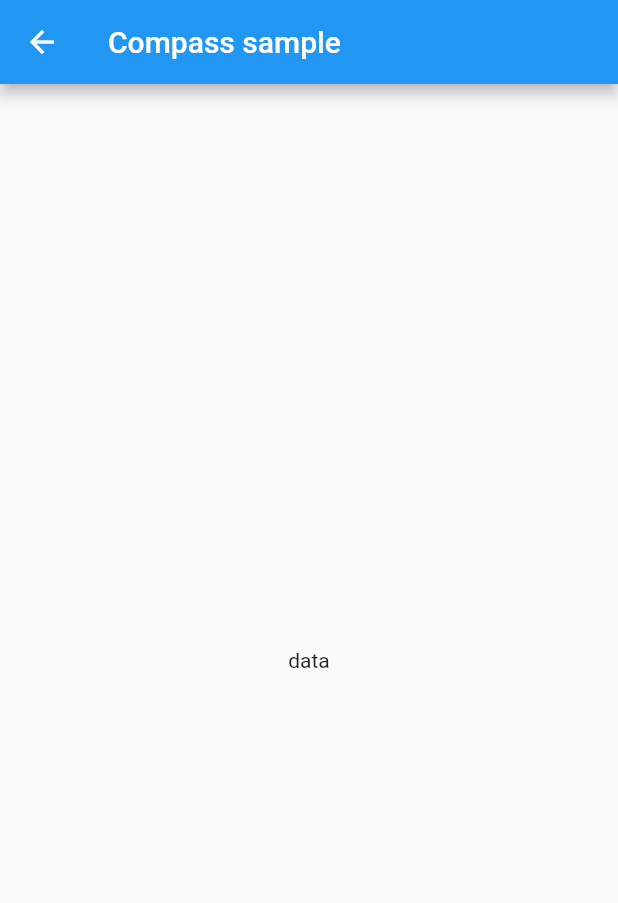
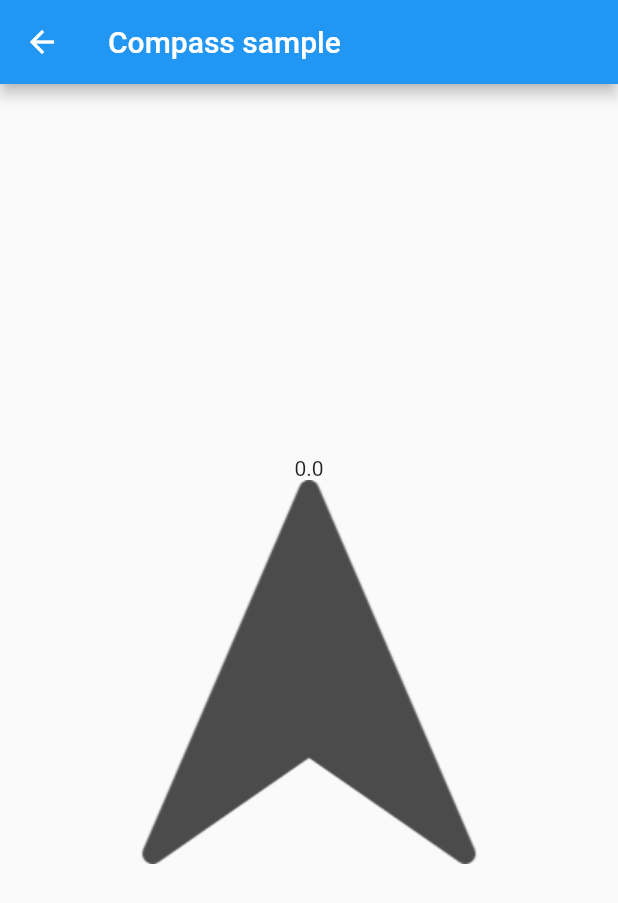
Before and after one commit to oonyaTeam/flutter_test, a Flutter app: the CompassSample screen opened directly, on a phone screen of 412 x 824 dp. Shown: the top 903 px of the screen. Run offline on Flutter 3.47's test engine with Material 2 defaults, Android fonts, the phone set to English and light mode, and no system bars; our stand-ins replace flutter_compass.

Commit message:
Add: compass

```diff
--- a/lib/compass_sample.dart
+++ b/lib/compass_sample.dart
@@ -1,9 +1,14 @@
 import 'package:flutter/material.dart';
+import 'package:flutter_test_app/utils/compass.dart';
+import 'package:provider/provider.dart';
 
 class CompassSample extends StatelessWidget {
-
   @override
   Widget build(BuildContext context) {
+    return ChangeNotifierProvider<Compass>(
+      create: (_) => Compass(),
+      child: Consumer<Compass>(
+        builder: (context, compass, child) {
           return Scaffold(
             appBar: AppBar(
               title: Text('Compass sample'),
@@ -12,10 +17,17 @@ class CompassSample extends StatelessWidget {
               child: Column(
                 mainAxisAlignment: MainAxisAlignment.center,
                 children: <Widget>[
-            Text('data')
+                  Text(compass.angle.toString()),
+                  Transform.rotate(
+                    angle: compass.angle,
+                    child: Image.asset('assets/compass.png'),
+                  )
                 ],
               ),
             ),
           );
+        },
+      ),
+    );
   }
 }
--- a/pubspec.yaml
+++ b/pubspec.yaml
@@ -11,6 +11,8 @@ environment:
 dependencies:
   flutter:
     sdk: flutter
+
+  provider: ^5.0.0
 
   flutter_compass: '^0.6.0'
 
```
Also changed, not shown: assets/compass.png (added), pubspec.lock. Lines whose indentation alone changed are shown as unchanged.
